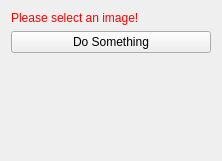
Qt form Sams_Project/Plugins/com.sam.finalyearproject/src/internal/Sams_ViewControls.ui (bonzo45/Final-Year-Project) before a commit.
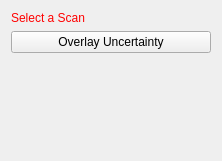
The same form after that commit.

Commit message: For the record my project works with the MITK tag v2014.10.0. Now I've reverted back to that everything is great. Bonzo icon added (replaced red square). Code commented. Now I can actually do something.

The edit to the form file:
```diff
--- a/Sams_Project/Plugins/com.sam.finalyearproject/src/internal/Sams_ViewControls.ui
+++ b/Sams_Project/Plugins/com.sam.finalyearproject/src/internal/Sams_ViewControls.ui
@@ -26,7 +26,7 @@
       <string notr="true">QLabel { color: rgb(255, 0, 0) }</string>
      </property>
      <property name="text">
-      <string>Please select an image!</string>
+      <string>Select a Scan</string>
      </property>
     </widget>
    </item>
@@ -36,7 +36,7 @@
       <string>Do image processing</string>
      </property>
      <property name="text">
-      <string>Do Something</string>
+      <string>Overlay Uncertainty</string>
      </property>
     </widget>
    </item>
```
The commit also changes 5 other files.
